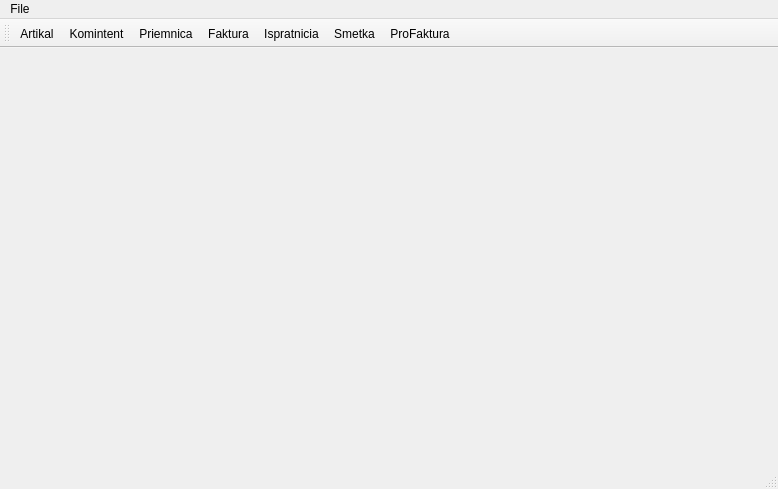
Above: mainwindow.ui from srgan/sterna_c before the change. Below: the same form after it.
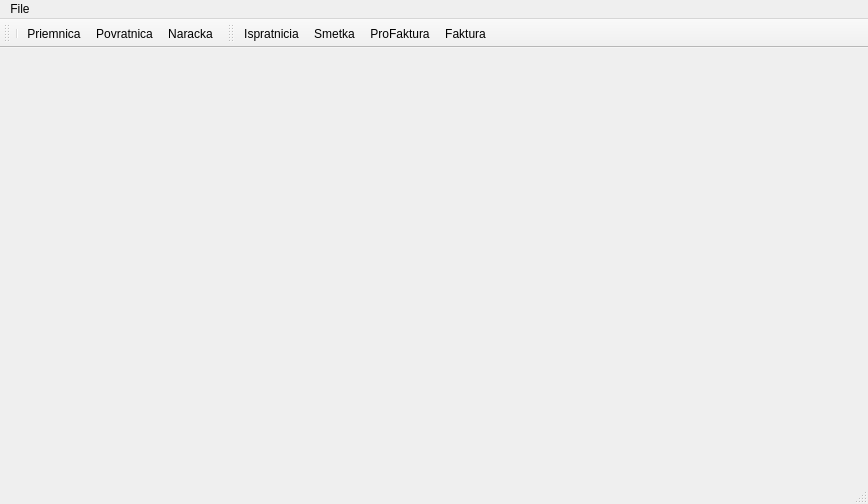
That is the form after the change.

What changed in the file:
```diff
--- a/mainwindow.ui
+++ b/mainwindow.ui
@@ -6,8 +6,8 @@
    <rect>
     <x>0</x>
     <y>0</y>
-    <width>778</width>
-    <height>489</height>
+    <width>868</width>
+    <height>504</height>
    </rect>
   </property>
   <property name="windowTitle">
@@ -19,7 +19,7 @@
     <rect>
      <x>0</x>
      <y>0</y>
-     <width>778</width>
+     <width>868</width>
      <height>20</height>
     </rect>
    </property>
@@ -37,22 +37,37 @@
    </widget>
    <addaction name="menuFile"/>
   </widget>
-  <widget class="QToolBar" name="mainToolBar">
+  <widget class="QStatusBar" name="statusBar"/>
+  <widget class="QToolBar" name="toolBar">
+   <property name="windowTitle">
+    <string>Izlezni Dokumenti</string>
+   </property>
    <attribute name="toolBarArea">
     <enum>TopToolBarArea</enum>
    </attribute>
    <attribute name="toolBarBreak">
     <bool>false</bool>
    </attribute>
-   <addaction name="actionArtikal"/>
-   <addaction name="actionKomintent"/>
+   <addaction name="separator"/>
    <addaction name="actionPriemnica"/>
-   <addaction name="actionFaktura"/>
+   <addaction name="actionPovratnica"/>
+   <addaction name="actionNaracka"/>
+  </widget>
+  <widget class="QToolBar" name="toolBar_2">
+   <property name="windowTitle">
+    <string>Vlezni Dokumenti</string>
+   </property>
+   <attribute name="toolBarArea">
+    <enum>TopToolBarArea</enum>
+   </attribute>
+   <attribute name="toolBarBreak">
+    <bool>false</bool>
+   </attribute>
    <addaction name="actionIspretnicia"/>
    <addaction name="actionSmetka"/>
    <addaction name="actionProFaktura"/>
+   <addaction name="actionFaktura"/>
   </widget>
-  <widget class="QStatusBar" name="statusBar"/>
   <action name="actionArtikal">
    <property name="text">
     <string>Artikal</string>
@@ -88,6 +103,16 @@
     <string>ProFaktura</string>
    </property>
   </action>
+  <action name="actionPovratnica">
+   <property name="text">
+    <string>Povratnica</string>
+   </property>
+  </action>
+  <action name="actionNaracka">
+   <property name="text">
+    <string>Naracka</string>
+   </property>
+  </action>
  </widget>
  <layoutdefault spacing="6" margin="11"/>
  <resources/>
```
Left out of the diff: 4 changed lines with no effect on the pictures.
